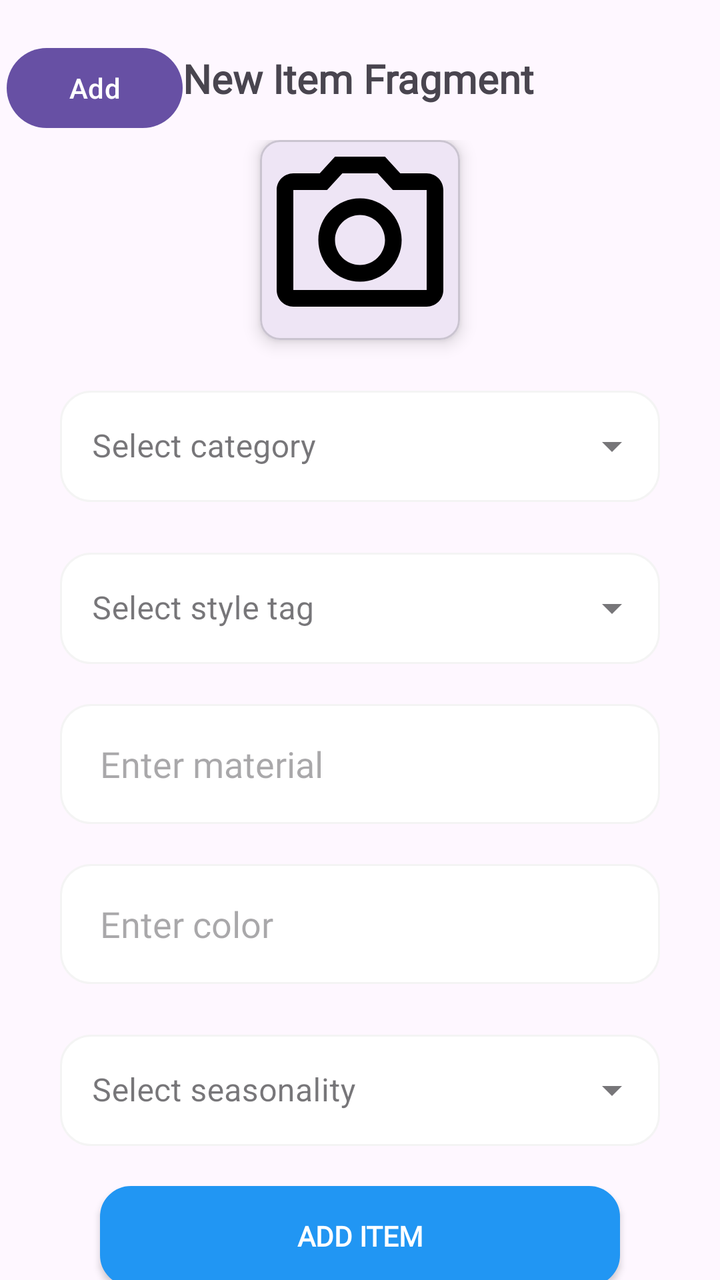
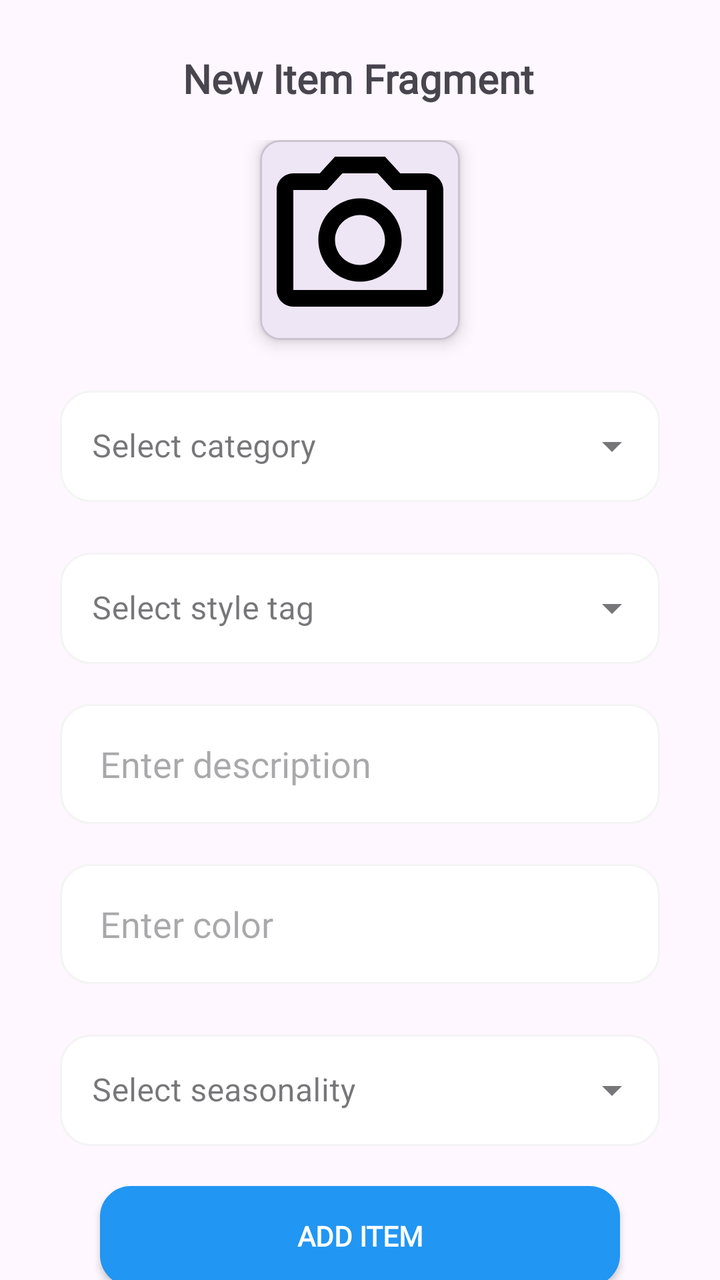

Compare the two renders of this Android layout. The source of the first and the diff that turns it into the second are given below.
<!-- AndroidManifest.xml: application theme Theme.StyleWIZ_vol2 -->
<!-- res/layout/fragment_new_item.xml -->
<?xml version="1.0" encoding="utf-8"?>
<androidx.constraintlayout.widget.ConstraintLayout xmlns:android="http://schemas.android.com/apk/res/android"
    xmlns:app="http://schemas.android.com/apk/res-auto"
    xmlns:tools="http://schemas.android.com/tools"
    android:layout_width="match_parent"
    android:layout_height="match_parent"
    tools:context=".NewItemFragment">

    

    <TextView
        android:id="@+id/textView9"
        android:layout_width="wrap_content"
        android:layout_height="wrap_content"
        android:fontFamily="@font/roboto"
        android:text="New Item Fragment"
        android:textSize="20sp"
        android:textStyle="bold"
        app:layout_constraintBottom_toBottomOf="parent"
        app:layout_constraintEnd_toEndOf="parent"
        app:layout_constraintHorizontal_bias="0.497"
        app:layout_constraintStart_toStartOf="parent"
        app:layout_constraintTop_toTopOf="parent"
        app:layout_constraintVertical_bias="0.042" />


    <Button
        android:id="@+id/buttonNew"
        android:layout_width="wrap_content"
        android:layout_height="wrap_content"
        android:layout_marginTop="20dp"
        android:text="Add"
        app:layout_constraintEnd_toEndOf="parent"
        app:layout_constraintHorizontal_bias="0.012"
        app:layout_constraintStart_toStartOf="parent"
        app:layout_constraintTop_toTopOf="parent" />

    <LinearLayout
        android:layout_width="match_parent"
        android:layout_height="wrap_content"
        android:layout_marginStart="30dp"
        android:layout_marginTop="70dp"
        android:layout_marginEnd="30dp"
        android:gravity="center"
        android:orientation="vertical"
        app:layout_constraintEnd_toEndOf="parent"
        app:layout_constraintStart_toStartOf="parent"
        app:layout_constraintTop_toTopOf="parent">

        <com.google.android.material.card.MaterialCardView
            android:id="@+id/selectImage"
            android:layout_width="100sp"
            android:layout_height="100sp"
            app:cardCornerRadius="10sp"
            app:cardElevation="5sp">

            <LinearLayout
                android:layout_width="match_parent"
                android:layout_height="match_parent"
                android:gravity="center"
                android:orientation="vertical">

                <ImageView
                    android:id="@+id/itemImage"
                    android:layout_width="match_parent"
                    android:layout_height="match_parent"
                    android:src="@drawable/outline_photo_camera_24" />
            </LinearLayout>


        </com.google.android.material.card.MaterialCardView>


        <com.google.android.material.textfield.TextInputLayout
            android:layout_width="match_parent"
            android:layout_height="wrap_content"
            android:hint="Select category"
            android:layout_marginTop="20dp"
            style="@style/Widget.MaterialComponents.TextInputLayout.OutlinedBox.ExposedDropdownMenu">

            <AutoCompleteTextView
                android:id="@+id/textCategory"
                android:layout_width="match_parent"
                android:layout_height="wrap_content"
                android:background="@drawable/edittextshape"
                android:inputType="none"/>


        </com.google.android.material.textfield.TextInputLayout>

        <com.google.android.material.textfield.TextInputLayout
            android:layout_width="match_parent"
            android:layout_height="wrap_content"
            android:hint="Select style tag"
            android:layout_marginTop="20dp"
            style="@style/Widget.MaterialComponents.TextInputLayout.OutlinedBox.ExposedDropdownMenu">

            <AutoCompleteTextView
                android:id="@+id/textStyleTag"
                android:layout_width="match_parent"
                android:layout_height="wrap_content"
                android:background="@drawable/edittextshape"
                android:inputType="none"/>


        </com.google.android.material.textfield.TextInputLayout>

        <EditText
            android:id="@+id/textMaterial"
            android:layout_width="match_parent"
            android:layout_height="60dp"
            android:layout_marginTop="20dp"
            android:background="@drawable/edittextshape"
            android:fontFamily="@font/roboto"
            android:hint="Enter material"
            android:paddingStart="20dp"
            android:singleLine="true" />

        <EditText
            android:id="@+id/textColor"
            android:layout_width="match_parent"
            android:layout_height="60dp"
            android:layout_marginTop="20dp"
            android:background="@drawable/edittextshape"
            android:fontFamily="@font/roboto"
            android:hint="Enter color"
            android:paddingStart="20dp"
            android:singleLine="true" />

        <com.google.android.material.textfield.TextInputLayout
            android:layout_width="match_parent"
            android:layout_height="wrap_content"
            android:hint="Select seasonality"
            android:layout_marginTop="20dp"
            style="@style/Widget.MaterialComponents.TextInputLayout.OutlinedBox.ExposedDropdownMenu">

            <AutoCompleteTextView
                android:id="@+id/textSeasonality"
                android:layout_width="match_parent"
                android:layout_height="wrap_content"
                android:background="@drawable/edittextshape"
                android:inputType="none"/>


        </com.google.android.material.textfield.TextInputLayout>

        <androidx.appcompat.widget.AppCompatButton
            android:id="@+id/AddItemBtn"
            android:layout_width="match_parent"
            android:layout_height="50dp"
            android:background="@drawable/edittextshape"
            android:backgroundTint="@color/blue"
            android:text="ADD ITEM"
            android:textColor="@color/white"
            android:fontFamily="@font/roboto"
            android:textStyle="bold"
            android:layout_margin="20dp"/>


    </LinearLayout>

</androidx.constraintlayout.widget.ConstraintLayout>
<!-- resources referenced by this layout -->
<resources>
  <color name="blue">#2196F3</color>
  <color name="white">#FFFFFFFF</color>
  <!-- drawable edittextshape (drawable) -->
  <?xml version="1.0" encoding="utf-8"?>
  <shape xmlns:android="http://schemas.android.com/apk/res/android">
      <solid android:color="@color/white"/>
      <corners android:radius="15dp"/>
      <stroke android:color="#f4f4f4" android:width="1dp"/>
  </shape>
  <!-- drawable outline_photo_camera_24 (drawable) -->
  <vector android:height="24dp" android:tint="#000000"
      android:viewportHeight="24" android:viewportWidth="24"
      android:width="24dp" xmlns:android="http://schemas.android.com/apk/res/android">
      <path android:fillColor="@android:color/white" android:pathData="M14.12,4l1.83,2L20,6v12L4,18L4,6h4.05l1.83,-2h4.24M15,2L9,2L7.17,4L4,4c-1.1,0 -2,0.9 -2,2v12c0,1.1 0.9,2 2,2h16c1.1,0 2,-0.9 2,-2L22,6c0,-1.1 -0.9,-2 -2,-2h-3.17L15,2zM12,9c1.65,0 3,1.35 3,3s-1.35,3 -3,3 -3,-1.35 -3,-3 1.35,-3 3,-3m0,-2c-2.76,0 -5,2.24 -5,5s2.24,5 5,5 5,-2.24 5,-5 -2.24,-5 -5,-5z"/>
  </vector>
  <style name="Theme.StyleWIZ_vol2" parent="Base.Theme.StyleWIZ_vol2" />
  <style name="Base.Theme.StyleWIZ_vol2" parent="Theme.Material3.DayNight.NoActionBar">
          
          
      </style>
</resources>

<!-- the commit's change to res/layout/fragment_new_item.xml (unified diff, before → after) -->
@@ -23,17 +23,6 @@
         app:layout_constraintTop_toTopOf="parent"
         app:layout_constraintVertical_bias="0.042" />
 
-
-    <Button
-        android:id="@+id/buttonNew"
-        android:layout_width="wrap_content"
-        android:layout_height="wrap_content"
-        android:layout_marginTop="20dp"
-        android:text="Add"
-        app:layout_constraintEnd_toEndOf="parent"
-        app:layout_constraintHorizontal_bias="0.012"
-        app:layout_constraintStart_toStartOf="parent"
-        app:layout_constraintTop_toTopOf="parent" />
 
     <LinearLayout
         android:layout_width="match_parent"
@@ -106,14 +95,15 @@
         </com.google.android.material.textfield.TextInputLayout>
 
         <EditText
-            android:id="@+id/textMaterial"
+            android:id="@+id/textDescription"
             android:layout_width="match_parent"
             android:layout_height="60dp"
             android:layout_marginTop="20dp"
             android:background="@drawable/edittextshape"
             android:fontFamily="@font/roboto"
-            android:hint="Enter material"
+            android:hint="Enter description"
             android:paddingStart="20dp"
+            android:paddingEnd="15dp"
             android:singleLine="true" />
 
         <EditText
@@ -125,6 +115,7 @@
             android:fontFamily="@font/roboto"
             android:hint="Enter color"
             android:paddingStart="20dp"
+            android:paddingEnd="15dp"
             android:singleLine="true" />
 
         <com.google.android.material.textfield.TextInputLayout
